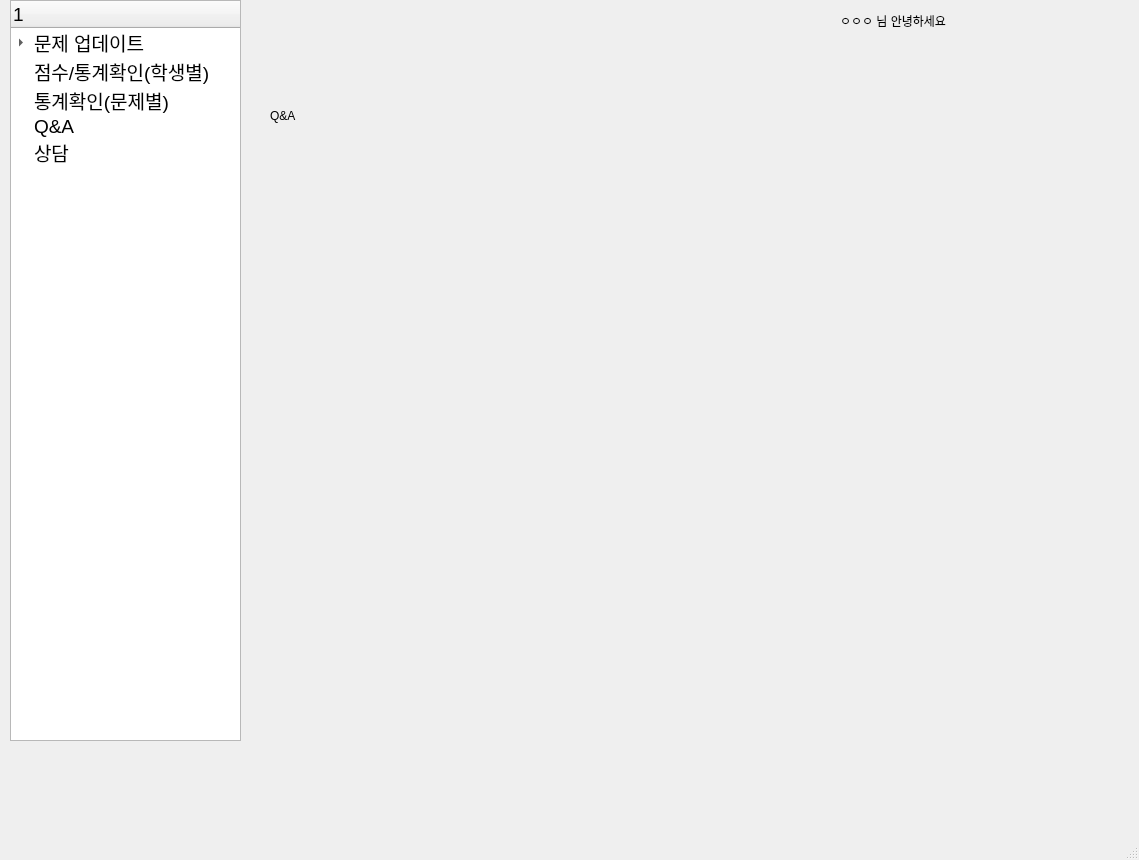
This is Teacher.ui in gitaeyu/Education_app as Qt 5 draws it before an edit. The edited form follows.
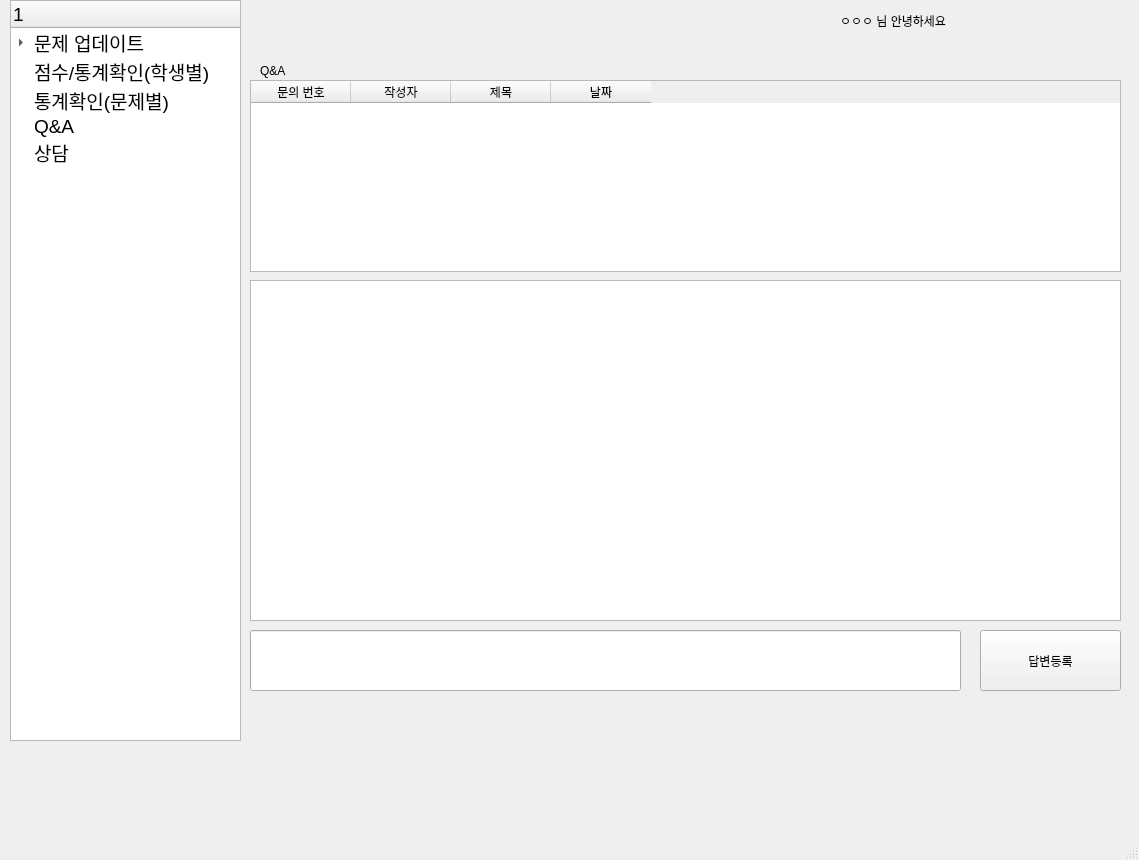
This is the edited form. The open tabs and pages were chosen to show the change.

```diff
--- a/Teacher.ui
+++ b/Teacher.ui
@@ -952,16 +952,82 @@
        <widget class="QLabel" name="label_17">
         <property name="geometry">
          <rect>
-          <x>20</x>
-          <y>20</y>
+          <x>10</x>
+          <y>10</y>
           <width>181</width>
-          <height>111</height>
+          <height>41</height>
          </rect>
         </property>
         <property name="text">
          <string>Q&amp;A</string>
         </property>
        </widget>
+       <widget class="QTextBrowser" name="textBrowser_2">
+        <property name="geometry">
+         <rect>
+          <x>0</x>
+          <y>240</y>
+          <width>871</width>
+          <height>341</height>
+         </rect>
+        </property>
+       </widget>
+       <widget class="QPushButton" name="pushButton">
+        <property name="geometry">
+         <rect>
+          <x>730</x>
+          <y>590</y>
+          <width>141</width>
+          <height>61</height>
+         </rect>
+        </property>
+        <property name="text">
+         <string>답변등록</string>
+        </property>
+       </widget>
+       <widget class="QLineEdit" name="lineEdit">
+        <property name="geometry">
+         <rect>
+          <x>0</x>
+          <y>590</y>
+          <width>711</width>
+          <height>61</height>
+         </rect>
+        </property>
+       </widget>
+       <widget class="QTableWidget" name="tableWidget">
+        <property name="geometry">
+         <rect>
+          <x>0</x>
+          <y>40</y>
+          <width>871</width>
+          <height>192</height>
+         </rect>
+        </property>
+        <attribute name="verticalHeaderVisible">
+         <bool>false</bool>
+        </attribute>
+        <column>
+         <property name="text">
+          <string>문의 번호</string>
+         </property>
+        </column>
+        <column>
+         <property name="text">
+          <string>작성자</string>
+         </property>
+        </column>
+        <column>
+         <property name="text">
+          <string>제목</string>
+         </property>
+        </column>
+        <column>
+         <property name="text">
+          <string>날짜</string>
+         </property>
+        </column>
+       </widget>
       </widget>
       <widget class="QWidget" name="page_10">
        <widget class="QLabel" name="label_14">
```
Left out of the diff: 2 changed lines with no effect on the pictures.
